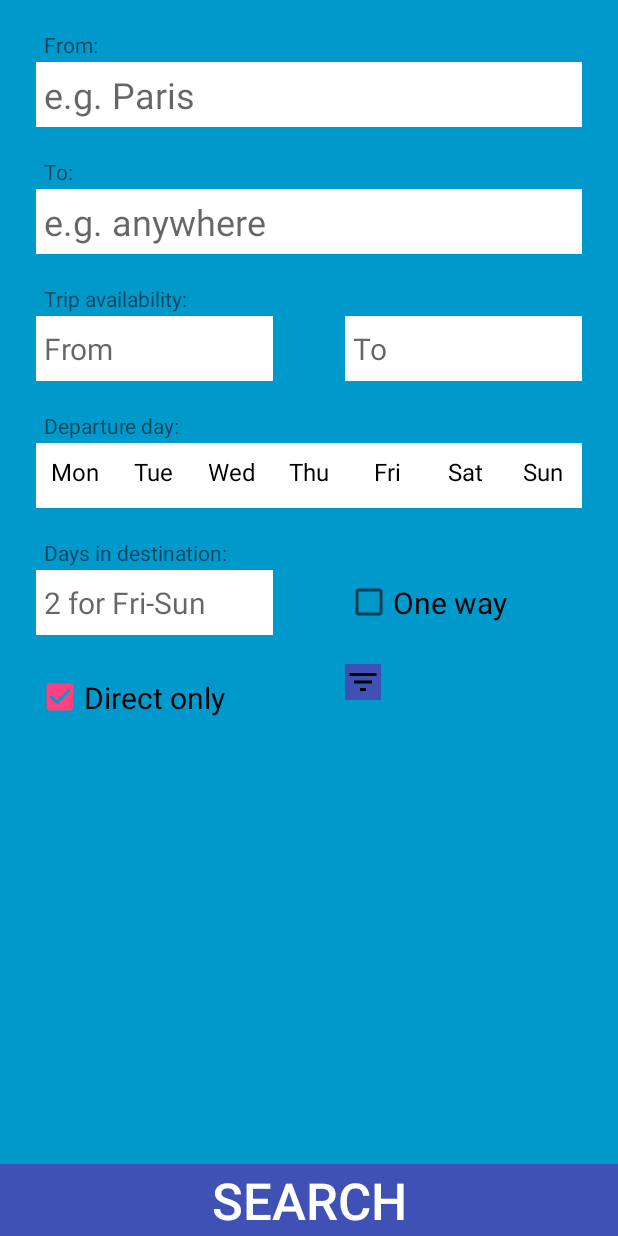
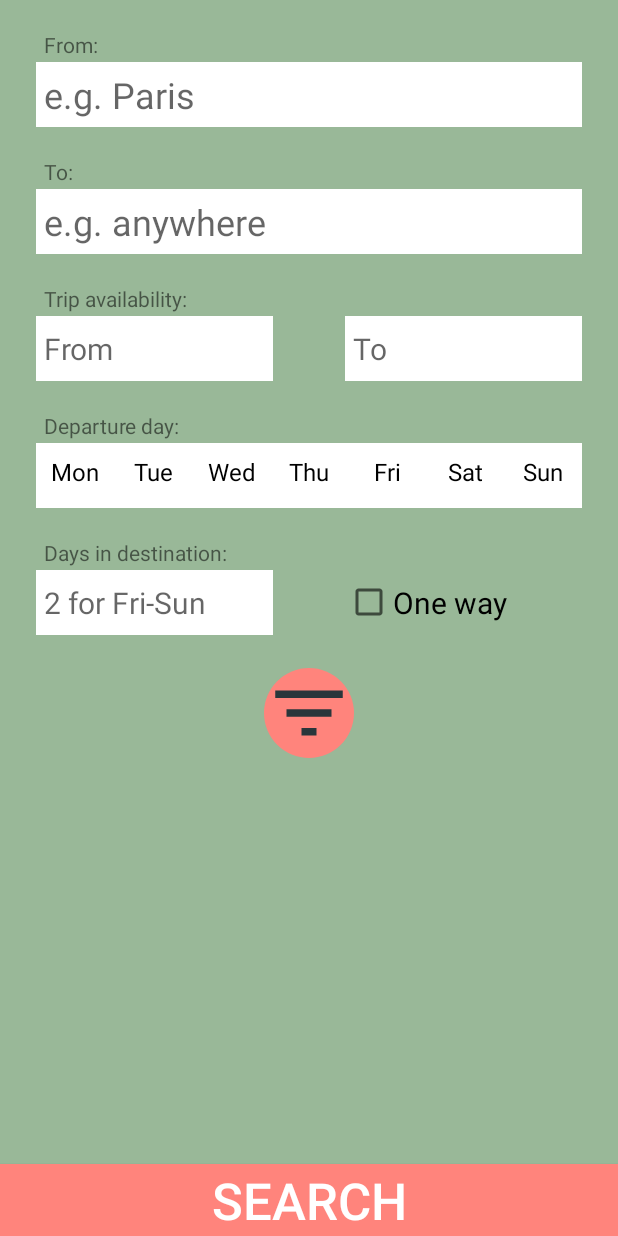
Before and after one commit to algiduska/FlyDays, an Android app: the screen it shows after launch (MainActivity), on a phone screen of 412 x 824 dp. Run offline under Robolectric (Android 15) with nearby library versions, the phone set to English and light mode, and no system bars.

Commit message:
UpDATE 2/8

```diff
--- a/app/src/main/AndroidManifest.xml
+++ b/app/src/main/AndroidManifest.xml
@@ -22,7 +22,7 @@
         </activity>
         <activity android:name=".TripActivity"
             android:label="@string/trip_search_results"/>
-        <activity android:name=".FilterActivity"/>
+        <activity android:name=".FilterDialog"/>
 
     </application>
 
--- a/app/src/main/java/com/example/android/flydays/LocationQueryUtils.java
+++ b/app/src/main/java/com/example/android/flydays/LocationQueryUtils.java
@@ -196,7 +196,7 @@ public final class LocationQueryUtils {
                 locsMap.put(cityN, cityC);
                 locsMap.put(countryN, countryC);
 
-                //todo: add the locations here and use this set for the adapter ---> how to map city to code etc?
+
                 //map object
                 // distinct list --> set https://stackoverflow.com/questions/13429119/get-unique-values-from-arraylist-in-java
                 // making my own list
--- a/app/src/main/java/com/example/android/flydays/MainActivity.java
+++ b/app/src/main/java/com/example/android/flydays/MainActivity.java
@@ -10,10 +10,8 @@ import android.graphics.Color;
 import android.net.ConnectivityManager;
 import android.net.NetworkInfo;
 import android.net.Uri;
-import android.net.http.HttpResponseCache;
 import android.support.v7.app.AppCompatActivity;
 import android.os.Bundle;
-import android.text.Layout;
 import android.util.Log;
 import android.view.View;
 import android.widget.ArrayAdapter;
@@ -26,17 +24,14 @@ import android.widget.EditText;
 
 import android.widget.ImageView;
 import android.widget.ListAdapter;
-import android.widget.MultiAutoCompleteTextView;
 import android.widget.RelativeLayout;
 import android.widget.TextView;
 
-import com.example.android.flydays.FilterActivity.FilterDialogListener;
+import com.example.android.flydays.FilterDialog.FilterDialogListener;
 
-import java.io.BufferedWriter;
 import java.io.File;
 import java.io.FileInputStream;
 import java.io.FileOutputStream;
-import java.io.FileWriter;
 import java.io.IOException;
 import java.io.ObjectInputStream;
 import java.io.ObjectOutputStream;
@@ -48,7 +43,6 @@ import java.util.Calendar;
 import java.util.Collections;
 import java.util.Locale;
 import java.util.Map;
-import java.util.StringTokenizer;
 
 //todo: create a custom adapter? to sort locations better
 //todo: toast if no departure day is selected or others missing?
@@ -61,7 +55,7 @@ public class MainActivity extends AppCompatActivity implements View.OnClickListe
     AutoCompleteTextView locToView;
     EditText minDateText;
     EditText maxDateText;
-    CheckBox dirOnlyBox;
+    //CheckBox dirOnlyBox;
     CheckBox oneWayOnly;
     EditText daysInText;
     Button searchButton;
@@ -161,7 +155,7 @@ public class MainActivity extends AppCompatActivity implements View.OnClickListe
         minDateText.setOnClickListener(this);
         maxDateText.setOnClickListener(this);
 
-        dirOnlyBox = findViewById(R.id.direct_checkbox);
+        //dirOnlyBox = findViewById(R.id.direct_checkbox);
 
         daysInText = (EditText) findViewById(R.id.days_in);
         oneWayOnly = findViewById(R.id.one_way);
@@ -287,7 +281,7 @@ public class MainActivity extends AppCompatActivity implements View.OnClickListe
                 public void run() {
                     introView.setVisibility(View.GONE);
                 }
-            }, 1000);
+            }, 1500);
 
 
             //extra for my own debugging
@@ -336,7 +330,7 @@ public class MainActivity extends AppCompatActivity implements View.OnClickListe
         locToView.getText().clear();
         minDateText.getText().clear();
         maxDateText.getText().clear();
-        dirOnlyBox.toggle();
+        //dirOnlyBox.toggle();
 
         filter = findViewById(R.id.filter);
         filter.setOnClickListener(this);
@@ -389,7 +383,8 @@ public class MainActivity extends AppCompatActivity implements View.OnClickListe
                 //todo: make a toast message if rdate is before ddate
                 bundle.putString("rdate", (maxDateText.getText()).toString());
                 //bundle.putString("days", daysInText.getText().toString());
-                bundle.putBoolean("dir", dirOnlyBox.isChecked());
+                bundle.putBoolean("dir", true);
+                //bundle.putBoolean("dir", dirOnlyBox.isChecked());
                 bundle.putBoolean("ow", oneWayOnly.isChecked());
                 bundle.putString("lang", langLocale);
                 bundle.putString("dstring", depDates);
@@ -516,7 +511,7 @@ public class MainActivity extends AppCompatActivity implements View.OnClickListe
      * on how to create a dialog: https://youtube.com/watch?v=ARezg1D9Zd0
      */
     public void openDialog(){
-        FilterActivity filterAct = new FilterActivity();
+        FilterDialog filterAct = new FilterDialog();
         filterAct.show(getSupportFragmentManager(),"Filter");
     }
 
@@ -548,7 +543,7 @@ public class MainActivity extends AppCompatActivity implements View.OnClickListe
         btn_unfocus.setTextColor(getResources().getColor(R.color.black));
         btn_unfocus.setBackgroundColor(getResources().getColor(R.color.white));
         btn_focus.setTextColor(getResources().getColor(R.color.white));
-        btn_focus.setBackgroundColor(getResources().getColor(R.color.colorPrimary));  //blue
+        btn_focus.setBackgroundColor(getResources().getColor(R.color.colorAccent));  //blue
         this.btn_unfocus = btn_focus;
     }
 
@@ -565,7 +560,6 @@ public class MainActivity extends AppCompatActivity implements View.OnClickListe
     /**
      * Finds dates and creates an array of possible departure dates (outbound&inbound) in milliseconds
      */
-    //todo: deal with situation such as dayweek 7, dayWantd 6, daysIn int 2 - flying friday not sunday
     private void getReturnDates(long min, long max, int dayWeek, int dayWanted, int daysIn){
         //need to delete the string otherwise it would add to it after going back from results in the app
         depDates="";
--- /dev/null
+++ b/app/src/main/res/drawable/cirle_button.xml
@@ -0,0 +1,12 @@
+<?xml version="1.0" encoding="UTF-8"?>
+
+<!-- Background circle for filter button -->
+
+<shape
+    android:shape="oval"
+    xmlns:android="http://schemas.android.com/apk/res/android">
+    <solid android:color="@color/colorAccent"/>
+    <size android:height="60dp" android:width="60dp"/>
+    <corners android:radius="18dp"/>
+
+</shape>
--- a/app/src/main/res/drawable/ic_filter_list_black_24dp.xml
+++ b/app/src/main/res/drawable/ic_filter_list_black_24dp.xml
@@ -4,6 +4,6 @@
         android:viewportWidth="24.0"
         android:viewportHeight="24.0">
     <path
-        android:fillColor="#FF000000"
+        android:fillColor="#2A363B"
         android:pathData="M10,18h4v-2h-4v2zM3,6v2h18L21,6L3,6zM6,13h12v-2L6,11v2z"/>
 </vector>
--- a/app/src/main/res/layout/activity_main.xml
+++ b/app/src/main/res/layout/activity_main.xml
@@ -10,7 +10,7 @@
     android:id="@+id/main_view"
     android:layout_width="match_parent"
     android:layout_height="match_parent"
-    android:background="#0099cc"
+    android:background="@color/colorPrimary"
     android:focusableInTouchMode="true">
 
 
@@ -207,30 +207,15 @@
 
         </LinearLayout>
 
-        <LinearLayout
-            android:layout_width="match_parent"
+
+        <ImageView
+            android:id="@+id/filter"
+            android:layout_width="wrap_content"
             android:layout_height="wrap_content"
-            android:orientation="horizontal">
-
-            <CheckBox
-                android:id="@+id/direct_checkbox"
-                android:layout_width="wrap_content"
-                android:layout_height="43dp"
-                android:text="@string/direct_only"
-                android:layout_marginTop="20dp"
-                android:textSize="20sp"/>
-
-            <ImageView
-                android:id="@+id/filter"
-                android:layout_width="wrap_content"
-                android:layout_height="wrap_content"
-                android:background="@color/colorPrimary"
-                android:layout_gravity="center_vertical"
-                android:layout_marginLeft="80dp"
-                android:src="@drawable/ic_filter_list_black_24dp" />
-
-        </LinearLayout>
-
+            android:background="@drawable/cirle_button"
+            android:layout_marginTop="22dp"
+            android:layout_gravity="center_vertical|center_horizontal"
+            android:src="@drawable/ic_filter_list_black_24dp" />
 
 
 
@@ -244,7 +229,7 @@
         android:text="@string/search_button"
         android:textSize="34sp"
         android:textColor="@android:color/white"
-        android:background="@color/colorPrimary"
+        android:background="@color/colorAccent"
         android:layout_alignParentBottom="true" />
 
 
--- a/app/src/main/res/layout/filter_activity.xml
+++ b/app/src/main/res/layout/filter_activity.xml
@@ -2,6 +2,7 @@
 <LinearLayout
     xmlns:android="http://schemas.android.com/apk/res/android"
     xmlns:tools="http://schemas.android.com/tools"
+    xmlns:custom="http://schemas.android.com/apk/res-auto"
     android:orientation="vertical"
     android:layout_width="match_parent"
     android:layout_height="match_parent"
@@ -38,6 +39,7 @@
 
         <com.edmodo.rangebar.RangeBar
             android:id="@+id/outgoing_dep"
+
             android:layout_width="match_parent"
             android:layout_height="wrap_content"
             android:layout_alignParentBottom="true" />
--- a/app/src/main/res/values/colors.xml
+++ b/app/src/main/res/values/colors.xml
@@ -1,9 +1,10 @@
 <?xml version="1.0" encoding="utf-8"?>
 <resources>
-    <color name="colorPrimary">#3F51B5</color>
-    <color name="colorPrimaryDark">#303F9F</color>
-    <color name="colorAccent">#FF4081</color>
+    <color name="colorPrimary">#99B898</color>
+    <color name="colorPrimaryDark">#8AAE89</color>
+    <color name="colorAccent">#FF847C</color>
+    <color name="colorAccent2">#FECEA8</color>
     <color name="white">@android:color/white</color>
-    <color name="black">@android:color/black</color>
+    <color name="black">#2A363B</color>
     <color name="ligthGrey">#DCDCDC</color>
 </resources>
```
Also changed, not shown: app/src/main/java/com/example/android/flydays/FilterDialog.java (renamed from app/src/main/java/com/example/android/flydays/FilterActivity.java, +6 -1 lines), app/src/main/res/layout/summary_dialog.xml (+12 -0 lines).
